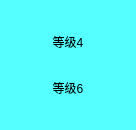
Above: 01_coinFlip/chooselevel.ui from lilucun/Coins before the change. Below: the same form after it.
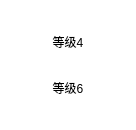
That is the form after the change. Icons and pictures are not drawn.

The edit to the form file:
```diff
--- a/01_coinFlip/chooselevel.ui
+++ b/01_coinFlip/chooselevel.ui
@@ -14,7 +14,7 @@
    <string>Form</string>
   </property>
   <property name="styleSheet">
-   <string notr="true">background-color: rgb(85, 255, 255);</string>
+   <string notr="true">background-color: rgb(255, 255, 255);</string>
   </property>
   <layout class="QVBoxLayout" name="verticalLayout">
    <item>
@@ -34,6 +34,9 @@
      <property name="text">
       <string>等级4</string>
      </property>
+     <property name="flat">
+      <bool>false</bool>
+     </property>
     </widget>
    </item>
    <item>
```
Left out of the diff: 4 changed lines with no effect on the pictures.
